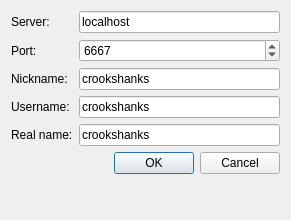
Qt form src/ui/connectdialog.ui (viking/smirch-qt) before a commit.
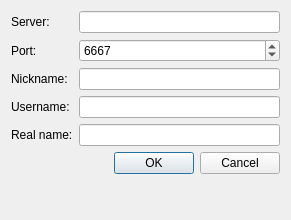
The same form after that commit.

Patch:
```diff
--- a/src/ui/connectdialog.ui
+++ b/src/ui/connectdialog.ui
@@ -24,7 +24,7 @@
    <item row="0" column="1">
     <widget class="QLineEdit" name="leServer">
      <property name="text">
-      <string>localhost</string>
+      <string/>
      </property>
     </widget>
    </item>
@@ -38,7 +38,7 @@
    <item row="2" column="1">
     <widget class="QLineEdit" name="leNickname">
      <property name="text">
-      <string>crookshanks</string>
+      <string/>
      </property>
     </widget>
    </item>
@@ -52,7 +52,7 @@
    <item row="3" column="1">
     <widget class="QLineEdit" name="leUsername">
      <property name="text">
-      <string>crookshanks</string>
+      <string/>
      </property>
     </widget>
    </item>
@@ -76,7 +76,7 @@
    <item row="4" column="1">
     <widget class="QLineEdit" name="leRealName">
      <property name="text">
-      <string>crookshanks</string>
+      <string/>
      </property>
     </widget>
    </item>
```
